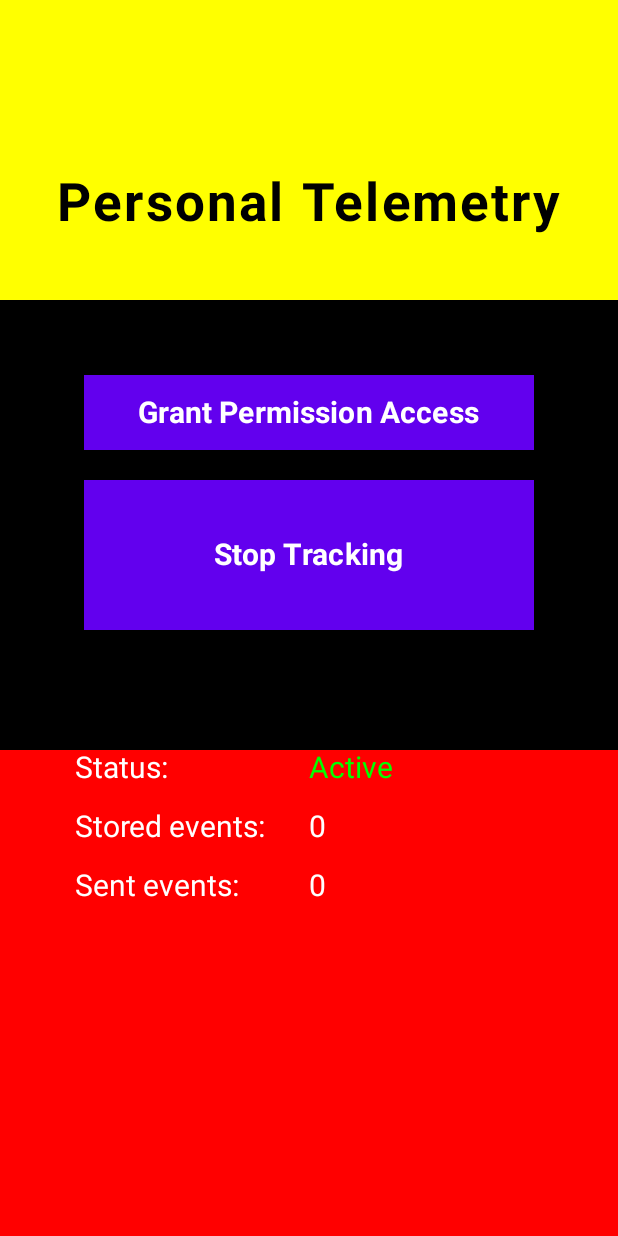
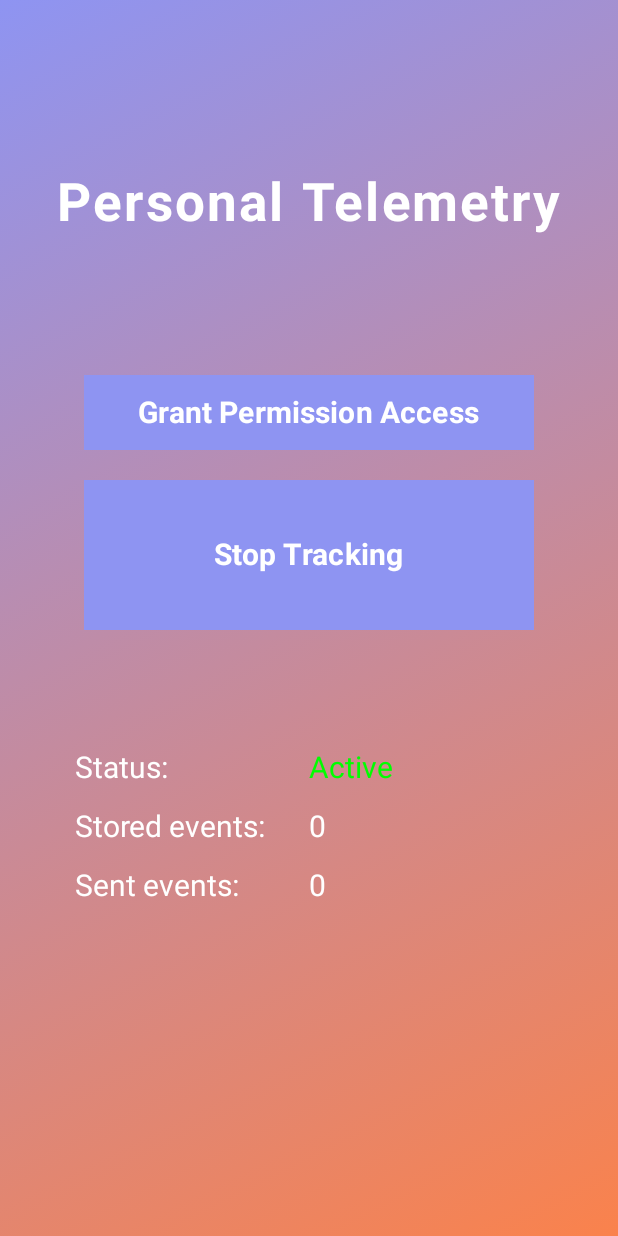
Before and after one commit to Eniark/Personal-Telemetry, an Android app built with Jetpack Compose: the screen it shows after launch (Main), after a tap on "Start Tracking", on a phone screen of 412 x 824 dp. Run offline under Robolectric (Android 15) with nearby library versions, the light colour scheme and no system bars.

Commit message:
Added constants to the colorScheme. Added a gradient to the background. Removed unused imports

```diff
--- a/android_app/app/src/main/java/com/example/personaltelemetry/app/ui/ColorScheme.kt
+++ b/android_app/app/src/main/java/com/example/personaltelemetry/app/ui/ColorScheme.kt
@@ -1,8 +1,22 @@
 package com.example.personaltelemetry.app.ui
 
+import androidx.compose.material3.ColorScheme
 import androidx.compose.material3.lightColorScheme
 import androidx.compose.ui.graphics.Color
 
+//val WarningColor = Color(0xFFFFC107)
+val WarningColor = Color.Yellow
 val LightColorScheme = lightColorScheme(
-    primary = Color(0xFF6200EE)
+    primary = Color(0xFF8E94F2), // Purple
+    onPrimary = Color.White,
+
+    secondary = Color(0XFFFA824C), // Orange
+    background = Color.Black,
+    onError = Color.Red,
 )
+
+val ColorScheme.warning: Color
+    get() = WarningColor
+
+val ColorScheme.success: Color
+    get() = Color.Green
--- a/android_app/app/src/main/java/com/example/personaltelemetry/app/ui/Typography.kt
+++ b/android_app/app/src/main/java/com/example/personaltelemetry/app/ui/Typography.kt
@@ -9,7 +9,8 @@ import androidx.compose.ui.graphics.Color
 val AppTypography = Typography(
     headlineLarge = TextStyle(
         fontSize = 35.sp,
-        fontWeight = FontWeight.Bold
+        fontWeight = FontWeight.Bold,
+        color = Color.White
     ),
     bodyLarge = TextStyle(
         fontSize = 32.sp,
--- a/android_app/app/src/main/java/com/example/personaltelemetry/app/ui/ui.kt
+++ b/android_app/app/src/main/java/com/example/personaltelemetry/app/ui/ui.kt
@@ -1,6 +1,5 @@
 package com.example.personaltelemetry.app.ui
 
-import android.R
 import android.app.usage.UsageStatsManager
 import android.content.Context
 import android.content.Intent
@@ -16,7 +15,6 @@ import androidx.compose.foundation.layout.fillMaxWidth
 import androidx.compose.foundation.layout.height
 import androidx.compose.foundation.layout.padding
 import androidx.compose.foundation.layout.width
-import androidx.compose.foundation.layout.widthIn
 import androidx.compose.material3.Button
 import androidx.compose.material3.ExperimentalMaterial3Api
 import androidx.compose.material3.MaterialTheme
@@ -30,6 +28,7 @@ import androidx.compose.runtime.rememberCoroutineScope
 import androidx.compose.runtime.setValue
 import androidx.compose.ui.Alignment
 import androidx.compose.ui.Modifier
+import androidx.compose.ui.graphics.Brush
 import androidx.compose.ui.graphics.Color
 import androidx.compose.ui.graphics.RectangleShape
 import androidx.compose.ui.platform.LocalContext
@@ -46,7 +45,6 @@ import com.example.personaltelemetry.app.api.MyWorker
 import com.example.personaltelemetry.app.api.TelemetryRepository
 import com.example.personaltelemetry.app.api.checkAccessPermission
 import kotlinx.coroutines.launch
-import java.security.Permission
 import java.util.concurrent.TimeUnit
 
 @Composable
@@ -89,25 +87,31 @@ fun TelemetryApp() {
     when {
         !hasAccessPermission -> {
             statusText = "Permissions Required"
-            statusColor = Color.Yellow
+            statusColor = MaterialTheme.colorScheme.warning
             running = false
         }
         !running -> {
             statusText = "Inactive"
-            statusColor = Color.Red
+            statusColor = MaterialTheme.colorScheme.onError
             running = false
         }
         else -> {
             statusText = "Active"
-            statusColor = Color.Green
+            statusColor = MaterialTheme.colorScheme.success
             running = true
         }
     }
     Column( // Vertical layout of child elements
         modifier = Modifier
             .fillMaxSize()
-            .background(Color.Red)
-//            .height(300.dp)
+            .background(
+                brush = Brush.linearGradient(
+                    colors = listOf(
+                        Color(0xFF8E94F2),
+                        Color(0xFFFA824C)
+                    )
+                )
+            )
     ) {
         HeaderSection()
         BodySection(running) {
@@ -126,8 +130,7 @@ fun HeaderSection() {
     Column(
         modifier = Modifier
             .fillMaxWidth()
-            .height(200.dp)
-            .background(Color.Yellow),
+            .height(200.dp),
         horizontalAlignment = Alignment.CenterHorizontally,
         verticalArrangement = Arrangement.Center
     ) {
@@ -149,7 +152,6 @@ fun BodySection(running: Boolean, onRunningChange: (Boolean) -> Unit) {
         modifier = Modifier
             .fillMaxWidth()
             .height(300.dp)
-            .background(Color.Black)
             .padding(50.dp, 50.dp, 50.dp, 0.dp),
 
 
@@ -232,6 +234,7 @@ fun StartTrackingButton(running: Boolean, onToggle: (Boolean) -> Unit) {
 
     val scope = rememberCoroutineScope()
     Button(
+
         onClick = {
             onToggle(!running);
 
```
